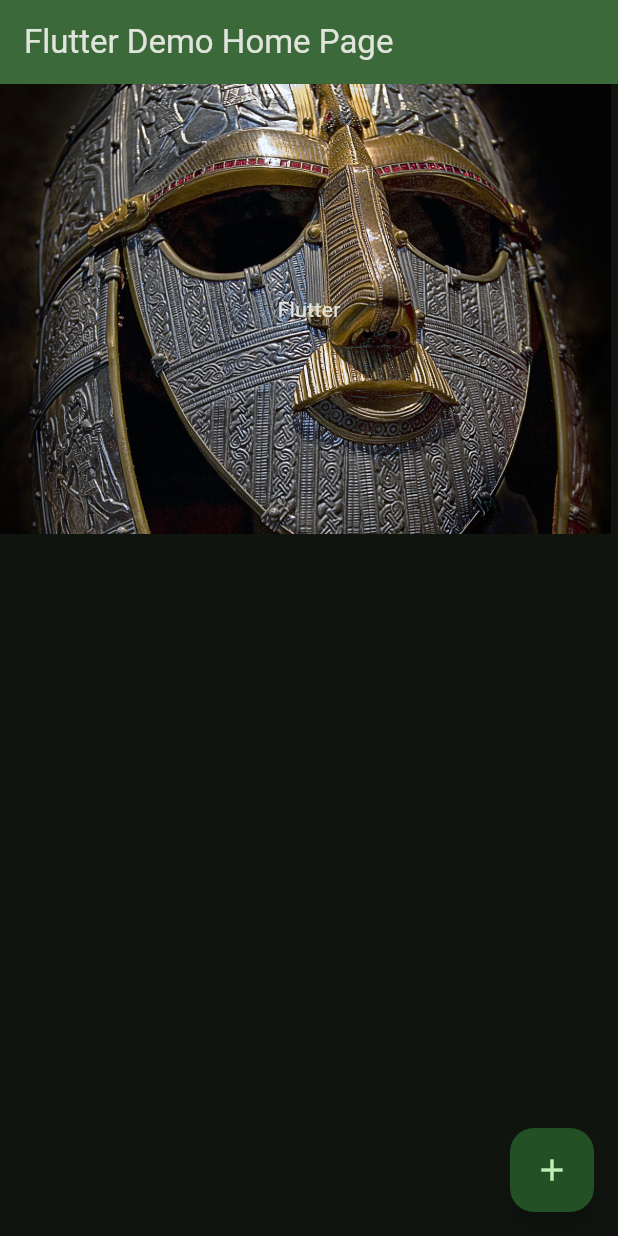
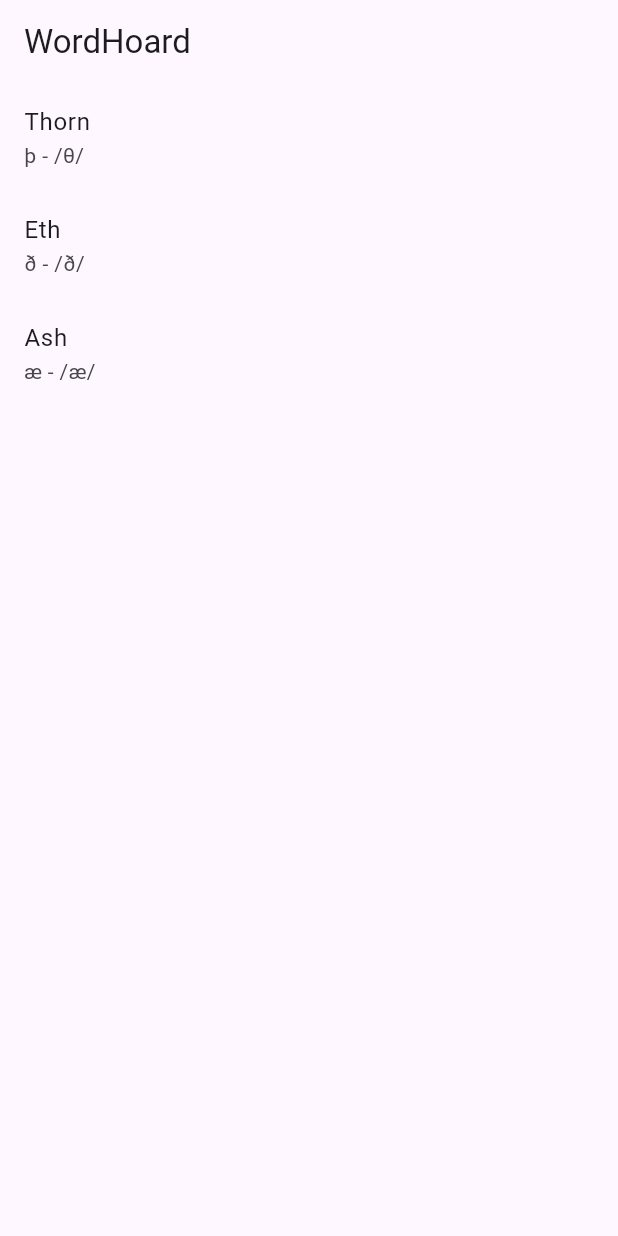
Before and after one commit to bryant-borland/wordhoard, a Flutter app: the screen it shows after launch, on a phone screen of 412 x 824 dp. Run offline on Flutter 3.47's test engine with Material 3 defaults, Android fonts, the light colour scheme and no system bars.

Commit message:
Created letter_list and letter_detail. App is functioning

```diff
--- a/lib/main.dart
+++ b/lib/main.dart
@@ -1,111 +1,18 @@
 import 'package:flutter/material.dart';
+import 'screens/letter_list.dart';
 
 void main() {
-  runApp(const MyApp());
+  runApp(const WordHoardApp());
 }
 
-String name = 'matsdsadsa';
-int number = 1;
-double sddsad = 1.0;
-List myList = ['dasd', 'dasd'];
-Map<String, dynamic> myMap = {'String': 'Stinrg', 'String2': 4444};
+class WordHoardApp extends StatelessWidget {
+  const WordHoardApp({super.key});
 
-class MyApp extends StatelessWidget {
-  const MyApp({super.key});
-
-  // This widget is the root of your application.
   @override
   Widget build(BuildContext context) {
     return MaterialApp(
-      debugShowCheckedModeBanner: false,
-      title: 'Flutter Demo',
-      theme: ThemeData(
-        // This is the theme of your application.
-        //
-        // TRY THIS: Try running your application with "flutter run". You'll see
-        // the application has a purple toolbar. Then, without quitting the app,
-        // try changing the seedColor in the colorScheme below to Colors.green
-        // and then invoke "hot reload" (save your changes or press the "hot
-        // reload" button in a Flutter-supported IDE, or press "r" if you used
-        // the command line to start the app).
-        //
-        // Notice that the counter didn't reset back to zero; the application
-        // state is not lost during the reload. To reset the state, use hot
-        // restart instead.
-        //
-        // This works for code too, not just values: Most code changes can be
-        // tested with just a hot reload.
-        colorScheme: ColorScheme.fromSeed(
-          seedColor: Colors.green,
-          brightness: Brightness.dark,
-        ),
-      ),
-      home: const MyHomePage(title: 'Flutter Demo Home Page'),
+      title: 'WordHoard',
+      home: const LetterListPage(),
     );
   }
 }
-
-class MyHomePage extends StatefulWidget {
-  const MyHomePage({super.key, required this.title});
-
-  // This widget is the home page of your application. It is stateful, meaning
-  // that it has a State object (defined below) that contains fields that affect
-  // how it looks.
-
-  // This class is the configuration for the state. It holds the values (in this
-  // case the title) provided by the parent (in this case the App widget) and
-  // used by the build method of the State. Fields in a Widget subclass are
-  // always marked "final".
-
-  final String title;
-
-  @override
-  State<MyHomePage> createState() => _MyHomePageState();
-}
-
-class _MyHomePageState extends State<MyHomePage> {
-  int _counter = 0;
-
-  void _incrementCounter() {
-    setState(() {
-      // This call to setState tells the Flutter framework that something has
-      // changed in this State, which causes it to rerun the build method below
-      // so that the display can reflect the updated values. If we changed
-      // _counter without calling setState(), then the build method would not be
-      // called again, and so nothing would appear to happen.
-      _counter++;
-    });
-  }
-
-  @override
-  Widget build(BuildContext context) {
-    // This method is rerun every time setState is called, for instance as done
-    // by the _incrementCounter method above.
-    //
-    // The Flutter framework has been optimized to make rerunning build methods
-    // fast, so that you can just rebuild anything that needs updating rather
-    // than having to individually change instances of widgets.
-    return Scaffold(
-      appBar: AppBar(
-        // TRY THIS: Try changing the color here to a specific color (to
-        // Colors.amber, perhaps?) and trigger a hot reload to see the AppBar
-        // change color while the other colors stay the same.
-        backgroundColor: Theme.of(context).colorScheme.inversePrimary,
-        // Here we take the value from the MyHomePage object that was created by
-        // the App.build method, and use it to set our appbar title.
-        title: Text(widget.title),
-      ),
-      body: Stack(
-        children: [
-          Image.asset('assets/images/mask.jpg', fit: BoxFit.cover, height: 300),
-          SizedBox(height: 300, child: Center(child: Text('Flutter'))),
-        ],
-      ),
-      floatingActionButton: FloatingActionButton(
-        onPressed: _incrementCounter,
-        tooltip: 'Increment',
-        child: const Icon(Icons.add),
-      ), // This trailing comma makes auto-formatting nicer for build methods.
-    );
-  }
-}
--- a/lib/screens/letter_detail.dart
+++ b/lib/screens/letter_detail.dart
@@ -3,7 +3,7 @@ import 'package:flutter/material.dart';
 class LetterDetailPage extends StatelessWidget {
   final String letter;
   final String name;
-  final String pronounciation;
+  final String pronunciation;
   final String example;
   final String description;
 
@@ -11,7 +11,7 @@ class LetterDetailPage extends StatelessWidget {
     super.key,
     required this.letter,
     required this.name,
-    required this.pronounciation,
+    required this.pronunciation,
     required this.example,
     required this.description,
   });
@@ -25,7 +25,7 @@ class LetterDetailPage extends StatelessWidget {
         child: Column(
           children: [
             Text(letter, style: TextStyle(fontSize: 64)),
-            Text('Pronounciation: $pronounciation'),
+            Text('Pronounciation: $pronunciation'),
             Text('Example: $example'),
             SizedBox(height: 16),
             Text(description),
--- /dev/null
+++ b/lib/screens/letter_list.dart
@@ -0,0 +1,63 @@
+import 'package:flutter/material.dart';
+import 'letter_detail.dart';
+
+class LetterListPage extends StatelessWidget {
+  const LetterListPage({super.key});
+
+  @override
+  Widget build(BuildContext context) {
+    final letters = [
+      {
+        'letter': 'þ',
+        'name': 'Thorn',
+        'pronunciation': '/θ/',
+        'example': 'þæt',
+        'description': 'Thorn represented the "th" sound in Old English.'
+      },
+      {
+        'letter': 'ð',
+        'name': 'Eth',
+        'pronunciation': '/ð/',
+        'example': 'oðer',
+        'description': 'Eth represented the voiced "th" as in "this".'
+      },
+      {
+        'letter': 'æ',
+        'name': 'Ash',
+        'pronunciation': '/æ/',
+        'example': 'dæg',
+        'description': 'Ash sounded like the "a" in "cat".'
+      },
+    ];
+
+    return Scaffold(
+      appBar: AppBar(title: const Text('WordHoard')),
+      body: ListView.builder(
+        itemCount: letters.length,
+        itemBuilder: (context, index) {
+          final letter = letters[index];
+          return ListTile(
+            title: Text(letter['name']!),
+            // subtitle: Text(letter['letter']! + ' - ' + letter['pronunciation']!),
+            // Should use string interpolation instead, thanks Flutter!
+            subtitle: Text('${letter['letter']} - ${letter['pronunciation']}'),
+            onTap: () {
+              Navigator.push(
+                context,
+                MaterialPageRoute(
+                  builder: (context) => LetterDetailPage(
+                    letter: letter['letter']!,
+                    name: letter['name']!,
+                    pronunciation: letter['pronunciation']!,
+                    example: letter['example']!,
+                    description: letter['description']!,
+                  ),
+                ),
+              );
+            },
+          );
+        },
+      ),
+    );
+  }
+}
```
Also changed, not shown: 1 other file.
